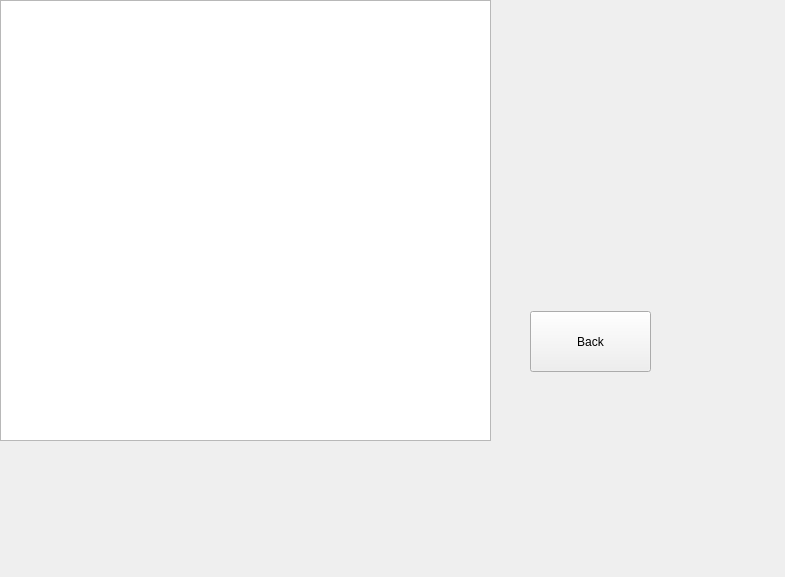
This is lyrics.ui in Texvss/Spotify_project as Qt 5 draws it before an edit. The edited form follows.
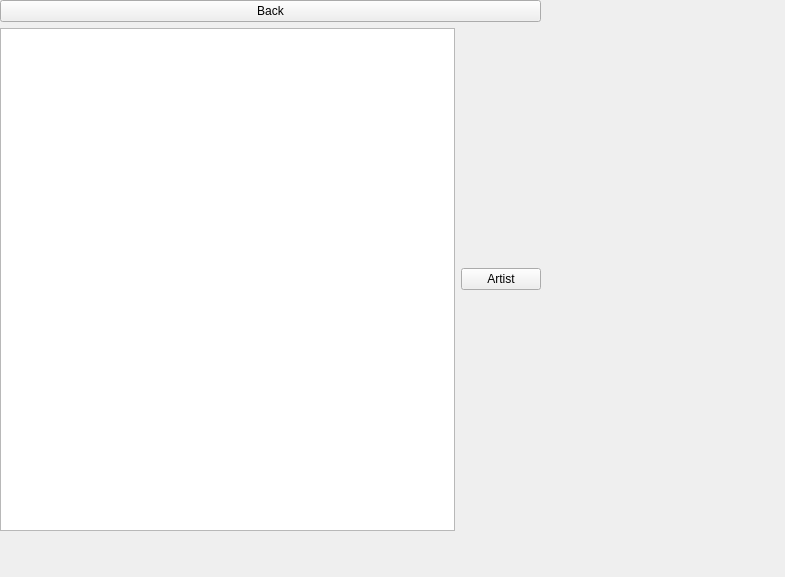
This is the edited form.

What changed in the file:
```diff
--- a/lyrics.ui
+++ b/lyrics.ui
@@ -13,31 +13,42 @@
   <property name="windowTitle">
    <string>Form</string>
   </property>
-  <widget class="QTextEdit" name="lyricsList">
+  <widget class="QWidget" name="">
    <property name="geometry">
     <rect>
      <x>0</x>
      <y>0</y>
-     <width>491</width>
-     <height>441</height>
+     <width>541</width>
+     <height>531</height>
     </rect>
    </property>
-   <property name="readOnly">
-    <bool>true</bool>
-   </property>
-  </widget>
-  <widget class="QPushButton" name="lyricsBack">
-   <property name="geometry">
-    <rect>
-     <x>530</x>
-     <y>311</y>
-     <width>121</width>
-     <height>61</height>
-    </rect>
-   </property>
-   <property name="text">
-    <string>Back</string>
-   </property>
+   <layout class="QVBoxLayout" name="verticalLayout">
+    <item>
+     <widget class="QPushButton" name="lyricsBack">
+      <property name="text">
+       <string>Back</string>
+      </property>
+     </widget>
+    </item>
+    <item>
+     <layout class="QHBoxLayout" name="horizontalLayout">
+      <item>
+       <widget class="QTextEdit" name="lyricsList">
+        <property name="readOnly">
+         <bool>true</bool>
+        </property>
+       </widget>
+      </item>
+      <item>
+       <widget class="QPushButton" name="artistInfo">
+        <property name="text">
+         <string>Artist</string>
+        </property>
+       </widget>
+      </item>
+     </layout>
+    </item>
+   </layout>
   </widget>
  </widget>
  <resources/>
```
